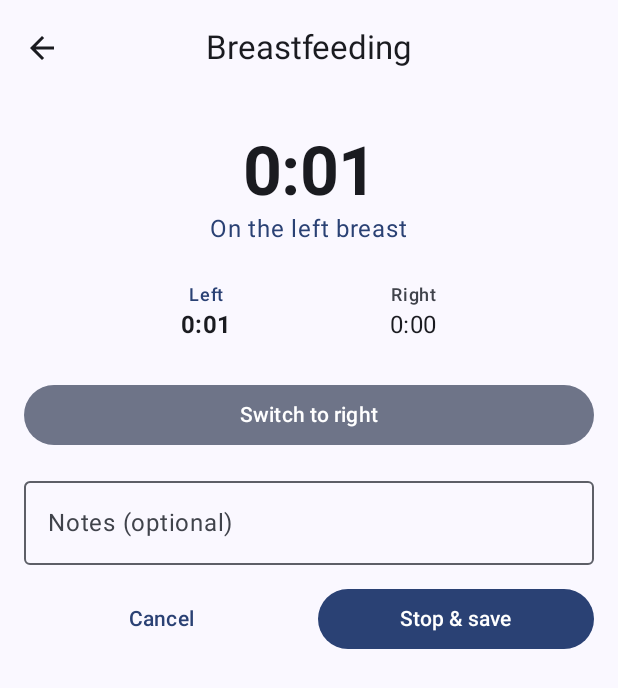
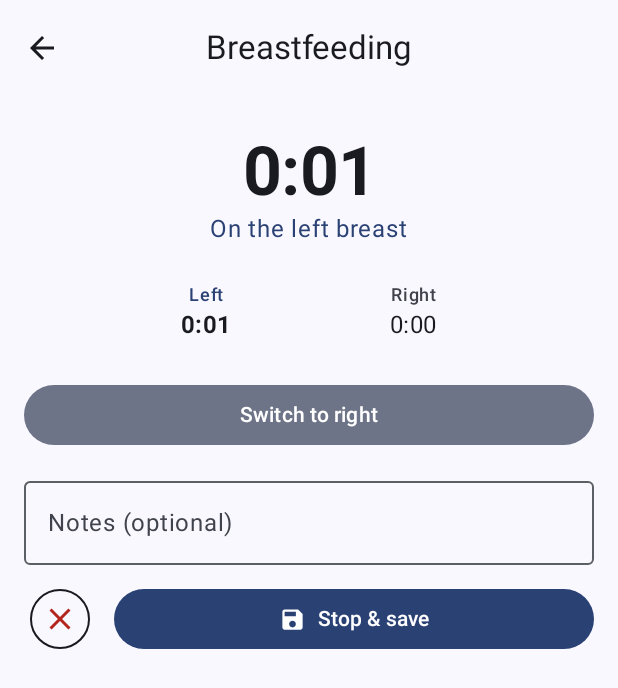
Before and after one commit to GProust/sprout, an Android app built with Jetpack Compose: the composable NursingScreen shown on its own in the app's theme, on a phone screen of 412 x 824 dp. Shown: the top 688 px of the screen. Run offline under Robolectric (Android 15) with nearby library versions, the phone set to English and light mode, and no system bars; our stand-ins replace Room's generated code.

Commit message:
Polish timer actions and clarify the duration field
The live timer's Cancel is now a small round red cross (OutlinedIconButton),
leaving Stop & save as the prominent action with a save (floppy disk) icon.
The manual breastfeed duration field label now reads "Duration (minutes)"
so the unit is clear before typing.

Co-Authored-By: Claude Opus 4.8 <noreply@anthropic.com>
Claude-Session: https://claude.ai/code/session_0124bYftYPCgHeNw9VoFExy3

```diff
--- a/app/src/main/java/com/gproust/sprout/ui/feeding/FeedingScreen.kt
+++ b/app/src/main/java/com/gproust/sprout/ui/feeding/FeedingScreen.kt
@@ -10,17 +10,25 @@ import androidx.compose.foundation.layout.fillMaxSize
 import androidx.compose.foundation.layout.fillMaxWidth
 import androidx.compose.foundation.layout.height
 import androidx.compose.foundation.layout.padding
+import androidx.compose.foundation.layout.size
+import androidx.compose.foundation.layout.width
 import androidx.compose.foundation.lazy.LazyColumn
 import androidx.compose.foundation.lazy.items
 import androidx.compose.foundation.rememberScrollState
 import androidx.compose.foundation.verticalScroll
 import androidx.compose.material.icons.Icons
+import androidx.compose.material.icons.filled.Close
 import androidx.compose.material.icons.filled.LocalDrink
+import androidx.compose.material.icons.filled.Save
 import androidx.compose.material3.Button
+import androidx.compose.material3.ButtonDefaults
 import androidx.compose.material3.Card
 import androidx.compose.material3.CircularProgressIndicator
 import androidx.compose.material3.FilledTonalButton
+import androidx.compose.material3.Icon
+import androidx.compose.material3.IconButtonDefaults
 import androidx.compose.material3.MaterialTheme
+import androidx.compose.material3.OutlinedIconButton
 import androidx.compose.material3.Scaffold
 import androidx.compose.material3.Surface
 import androidx.compose.material3.Text
@@ -377,11 +385,27 @@ private fun NursingRunning(
         NotesField(value = notes, onChange = { notes = it })
 
         Spacer(Modifier.height(12.dp))
-        Row(Modifier.fillMaxWidth(), horizontalArrangement = Arrangement.spacedBy(12.dp)) {
-            TextButton(onClick = onCancel, modifier = Modifier.weight(1f)) {
-                Text(stringResource(R.string.action_cancel))
+        Row(
+            Modifier.fillMaxWidth(),
+            horizontalArrangement = Arrangement.spacedBy(12.dp),
+            verticalAlignment = Alignment.CenterVertically,
+        ) {
+            // Cancel is a small round red cross; saving is the prominent action.
+            OutlinedIconButton(
+                onClick = onCancel,
+                colors = IconButtonDefaults.outlinedIconButtonColors(
+                    contentColor = MaterialTheme.colorScheme.error,
+                ),
+            ) {
+                Icon(Icons.Filled.Close, contentDescription = stringResource(R.string.action_cancel))
             }
             Button(onClick = { onStop(notes) }, modifier = Modifier.weight(1f)) {
+                Icon(
+                    Icons.Filled.Save,
+                    contentDescription = null,
+                    modifier = Modifier.size(ButtonDefaults.IconSize),
+                )
+                Spacer(Modifier.width(ButtonDefaults.IconSpacing))
                 Text(stringResource(R.string.feeding_stop_save))
             }
         }
@@ -572,7 +596,7 @@ private fun FeedingForm(
             TimePickerField(label = stringResource(R.string.picker_to), millis = end, onChange = { end = it })
         } else {
             NumberField(
-                label = stringResource(R.string.field_duration),
+                label = stringResource(R.string.feeding_duration_minutes),
                 value = durationMin,
                 onChange = { durationMin = it },
                 suffix = stringResource(R.string.unit_min),
--- a/app/src/main/res/values/strings.xml
+++ b/app/src/main/res/values/strings.xml
@@ -123,6 +123,7 @@
     <string name="field_side">Side</string>
     <string name="field_amount">Amount</string>
     <string name="field_duration">Duration</string>
+    <string name="feeding_duration_minutes">Duration (minutes)</string>
     <string name="unit_min">min</string>
     <string name="feed_type_breast">Breast</string>
     <string name="feed_type_bottle">Bottle</string>
```
Also changed, not shown: 6 other files.
